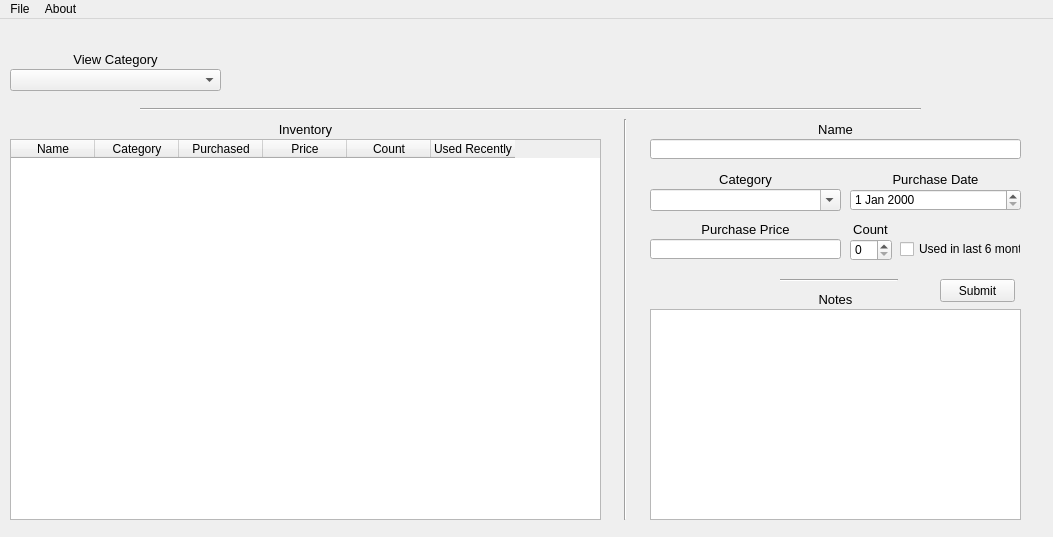
minorsecond/Ownly, file src/MainWindow.ui: the form before one commit.
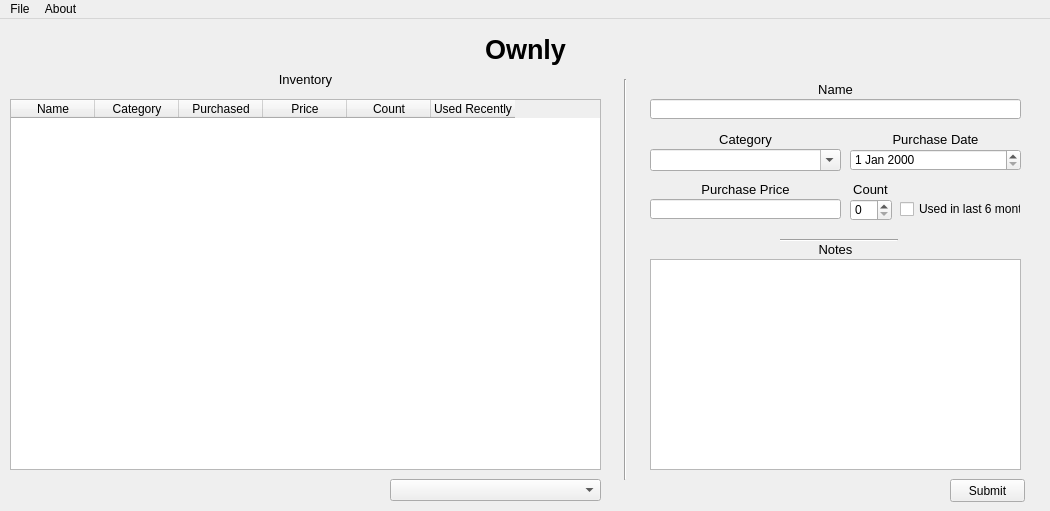
The form after the commit.

Commit message: Move window elements and reduce height

```diff
--- a/src/MainWindow.ui
+++ b/src/MainWindow.ui
@@ -6,73 +6,19 @@
    <rect>
     <x>0</x>
     <y>0</y>
-    <width>1053</width>
-    <height>537</height>
+    <width>1050</width>
+    <height>511</height>
    </rect>
   </property>
   <property name="windowTitle">
    <string>MainWindow</string>
   </property>
   <widget class="QWidget" name="centralwidget">
-   <widget class="QComboBox" name="ViewCategoryComboBox">
-    <property name="geometry">
-     <rect>
-      <x>10</x>
-      <y>50</y>
-      <width>211</width>
-      <height>22</height>
-     </rect>
-    </property>
-    <property name="currentText">
-     <string>All</string>
-    </property>
-    <property name="maxVisibleItems">
-     <number>29</number>
-    </property>
-    <property name="placeholderText">
-     <string>All</string>
-    </property>
-   </widget>
-   <widget class="QLabel" name="ViewCategoryLabel">
-    <property name="geometry">
-     <rect>
-      <x>10</x>
-      <y>30</y>
-      <width>211</width>
-      <height>20</height>
-     </rect>
-    </property>
-    <property name="font">
-     <font>
-      <family>Arial</family>
-      <pointsize>10</pointsize>
-     </font>
-    </property>
-    <property name="text">
-     <string>View Category</string>
-    </property>
-    <property name="alignment">
-     <set>Qt::AlignCenter</set>
-    </property>
-   </widget>
-   <widget class="Line" name="line">
-    <property name="geometry">
-     <rect>
-      <x>140</x>
-      <y>80</y>
-      <width>781</width>
-      <height>20</height>
-     </rect>
-    </property>
-    <property name="orientation">
-     <enum>Qt::Horizontal</enum>
-    </property>
-   </widget>
    <widget class="QLineEdit" name="ItemName">
     <property name="geometry">
      <rect>
       <x>650</x>
-      <y>120</y>
+      <y>80</y>
       <width>371</width>
       <height>20</height>
      </rect>
@@ -82,7 +28,7 @@
     <property name="geometry">
      <rect>
       <x>620</x>
-      <y>100</y>
+      <y>60</y>
       <width>10</width>
       <height>401</height>
      </rect>
@@ -95,7 +41,7 @@
     <property name="geometry">
      <rect>
       <x>650</x>
-      <y>100</y>
+      <y>60</y>
       <width>371</width>
       <height>20</height>
      </rect>
@@ -117,7 +63,7 @@
     <property name="geometry">
      <rect>
       <x>650</x>
-      <y>150</y>
+      <y>110</y>
       <width>191</width>
       <height>20</height>
      </rect>
@@ -139,7 +85,7 @@
     <property name="geometry">
      <rect>
       <x>850</x>
-      <y>170</y>
+      <y>130</y>
       <width>171</width>
       <height>22</height>
      </rect>
@@ -149,7 +95,7 @@
     <property name="geometry">
      <rect>
       <x>850</x>
-      <y>150</y>
+      <y>110</y>
       <width>171</width>
       <height>20</height>
      </rect>
@@ -171,7 +117,7 @@
     <property name="geometry">
      <rect>
       <x>650</x>
-      <y>290</y>
+      <y>240</y>
       <width>371</width>
       <height>211</height>
      </rect>
@@ -181,7 +127,7 @@
     <property name="geometry">
      <rect>
       <x>650</x>
-      <y>270</y>
+      <y>220</y>
       <width>371</width>
       <height>20</height>
      </rect>
@@ -203,7 +149,7 @@
     <property name="geometry">
      <rect>
       <x>650</x>
-      <y>200</y>
+      <y>160</y>
       <width>191</width>
       <height>20</height>
      </rect>
@@ -225,7 +171,7 @@
     <property name="geometry">
      <rect>
       <x>650</x>
-      <y>220</y>
+      <y>180</y>
       <width>191</width>
       <height>20</height>
      </rect>
@@ -235,7 +181,7 @@
     <property name="geometry">
      <rect>
       <x>10</x>
-      <y>100</y>
+      <y>50</y>
       <width>591</width>
       <height>20</height>
      </rect>
@@ -257,7 +203,7 @@
     <property name="geometry">
      <rect>
       <x>650</x>
-      <y>170</y>
+      <y>130</y>
       <width>191</width>
       <height>22</height>
      </rect>
@@ -276,7 +222,7 @@
     <property name="geometry">
      <rect>
       <x>900</x>
-      <y>220</y>
+      <y>180</y>
       <width>121</width>
       <height>20</height>
      </rect>
@@ -289,7 +235,7 @@
     <property name="geometry">
      <rect>
       <x>780</x>
-      <y>260</y>
+      <y>220</y>
       <width>118</width>
       <height>3</height>
      </rect>
@@ -302,7 +248,7 @@
     <property name="geometry">
      <rect>
       <x>850</x>
-      <y>200</y>
+      <y>160</y>
       <width>41</width>
       <height>20</height>
      </rect>
@@ -324,7 +270,7 @@
     <property name="geometry">
      <rect>
       <x>850</x>
-      <y>220</y>
+      <y>180</y>
       <width>42</width>
       <height>22</height>
      </rect>
@@ -333,8 +279,8 @@
    <widget class="QPushButton" name="dbSubmitButton">
     <property name="geometry">
      <rect>
-      <x>940</x>
-      <y>260</y>
+      <x>950</x>
+      <y>460</y>
       <width>75</width>
       <height>23</height>
      </rect>
@@ -347,9 +293,9 @@
     <property name="geometry">
      <rect>
       <x>10</x>
-      <y>120</y>
+      <y>80</y>
       <width>591</width>
-      <height>381</height>
+      <height>371</height>
      </rect>
     </property>
     <property name="rowCount">
@@ -395,13 +341,55 @@
      </property>
     </column>
    </widget>
+   <widget class="QComboBox" name="ViewCategoryComboBox">
+    <property name="geometry">
+     <rect>
+      <x>390</x>
+      <y>460</y>
+      <width>211</width>
+      <height>22</height>
+     </rect>
+    </property>
+    <property name="currentText">
+     <string>View Category</string>
+    </property>
+    <property name="maxVisibleItems">
+     <number>29</number>
+    </property>
+    <property name="placeholderText">
+     <string>View Category</string>
+    </property>
+   </widget>
+   <widget class="QLabel" name="label">
+    <property name="geometry">
+     <rect>
+      <x>10</x>
+      <y>10</y>
+      <width>1031</width>
+      <height>41</height>
+     </rect>
+    </property>
+    <property name="font">
+     <font>
+      <pointsize>20</pointsize>
+      <weight>75</weight>
+      <bold>true</bold>
+     </font>
+    </property>
+    <property name="text">
+     <string>Ownly</string>
+    </property>
+    <property name="alignment">
+     <set>Qt::AlignCenter</set>
+    </property>
+   </widget>
   </widget>
   <widget class="QMenuBar" name="menubar">
    <property name="geometry">
     <rect>
      <x>0</x>
      <y>0</y>
-     <width>1053</width>
+     <width>1050</width>
      <height>21</height>
     </rect>
    </property>
```
The commit also changes 2 other files.
